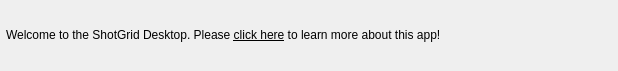
Old version of the form resources/banner_widget.ui in the repository shotgunsoftware/tk-desktop.
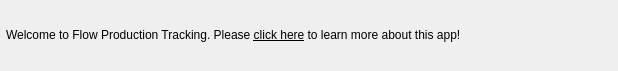
New version of the form. Icons and pictures are not drawn.

The edit to the form file:
```diff
--- a/resources/banner_widget.ui
+++ b/resources/banner_widget.ui
@@ -33,7 +33,7 @@
 border-color: rgb(0, 0, 0);</string>
      </property>
      <property name="text">
-      <string>Welcome to the ShotGrid Desktop. Please &lt;u&gt;click here&lt;/u&gt; to learn more about this app!</string>
+      <string>Welcome to Flow Production Tracking. Please &lt;u&gt;click here&lt;/u&gt; to learn more about this app!</string>
      </property>
      <property name="wordWrap">
       <bool>true</bool>
```
